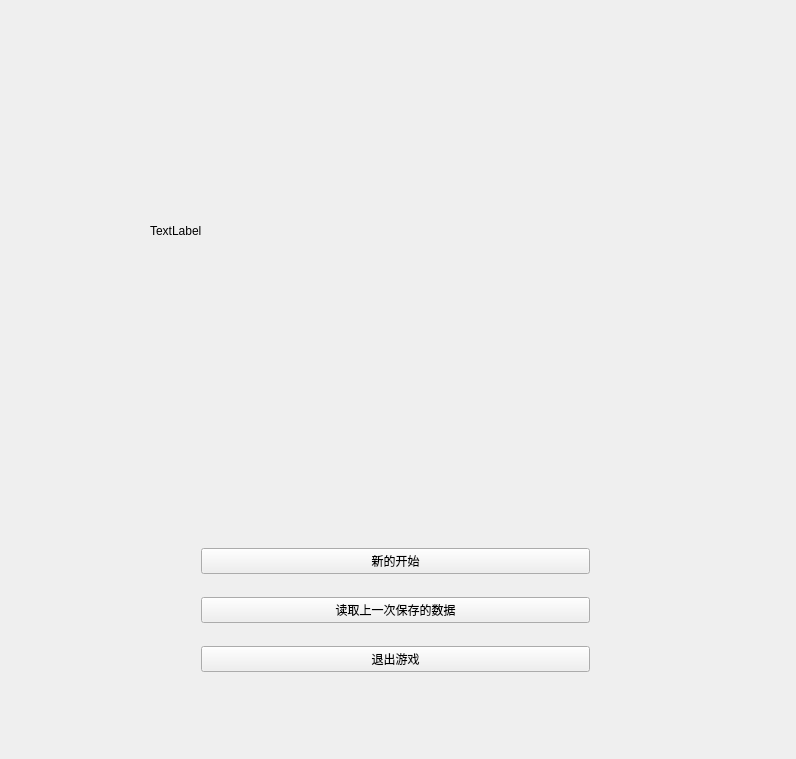
Before: the Qt Designer form mainwindow.ui in jswjc555/mypig, drawn with Qt 5.
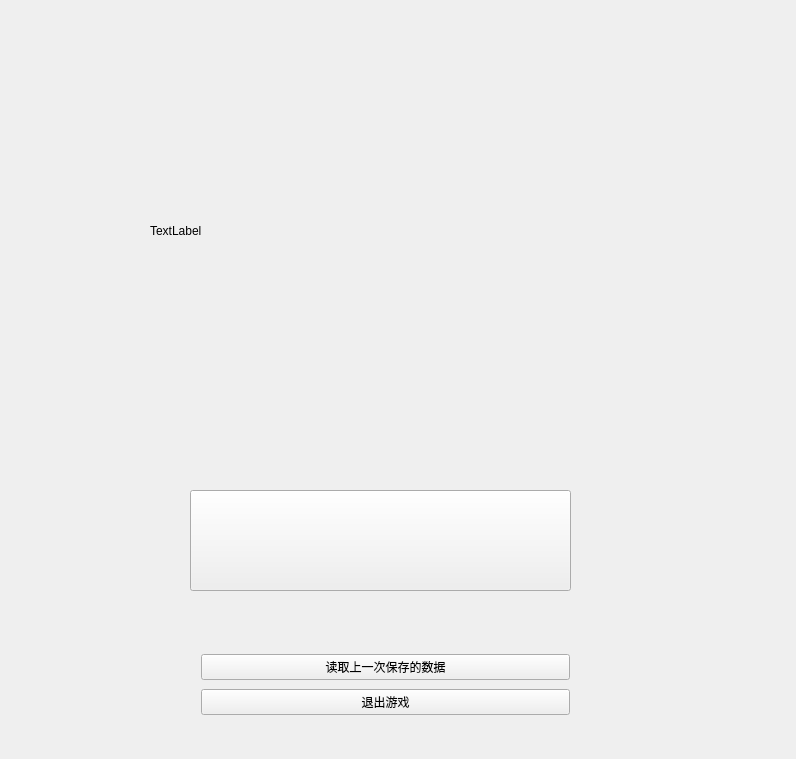
After: the same form once the commit is applied. The open tabs and pages were chosen to show the change. Custom widgets are drawn as their Qt base class.

The edit to the form file:
```diff
--- a/mainwindow.ui
+++ b/mainwindow.ui
@@ -31,19 +31,12 @@
       <property name="geometry">
        <rect>
         <x>190</x>
-        <y>520</y>
-        <width>411</width>
-        <height>181</height>
+        <y>640</y>
+        <width>391</width>
+        <height>91</height>
        </rect>
       </property>
       <layout class="QVBoxLayout" name="verticalLayout_2">
-       <item>
-        <widget class="QPushButton" name="startgame">
-         <property name="text">
-          <string>新的开始</string>
-         </property>
-        </widget>
-       </item>
        <item>
         <widget class="QPushButton" name="readbutton">
          <property name="text">
@@ -73,6 +66,19 @@
        <string>TextLabel</string>
       </property>
      </widget>
+     <widget class="QPushButton" name="startgame">
+      <property name="geometry">
+       <rect>
+        <x>190</x>
+        <y>490</y>
+        <width>381</width>
+        <height>101</height>
+       </rect>
+      </property>
+      <property name="text">
+       <string/>
+      </property>
+     </widget>
     </widget>
     <widget class="QWidget" name="pagemain">
      <widget class="QProgressBar" name="daytbar">
```
Left out of the diff: 2 changed lines with no effect on the pictures.
